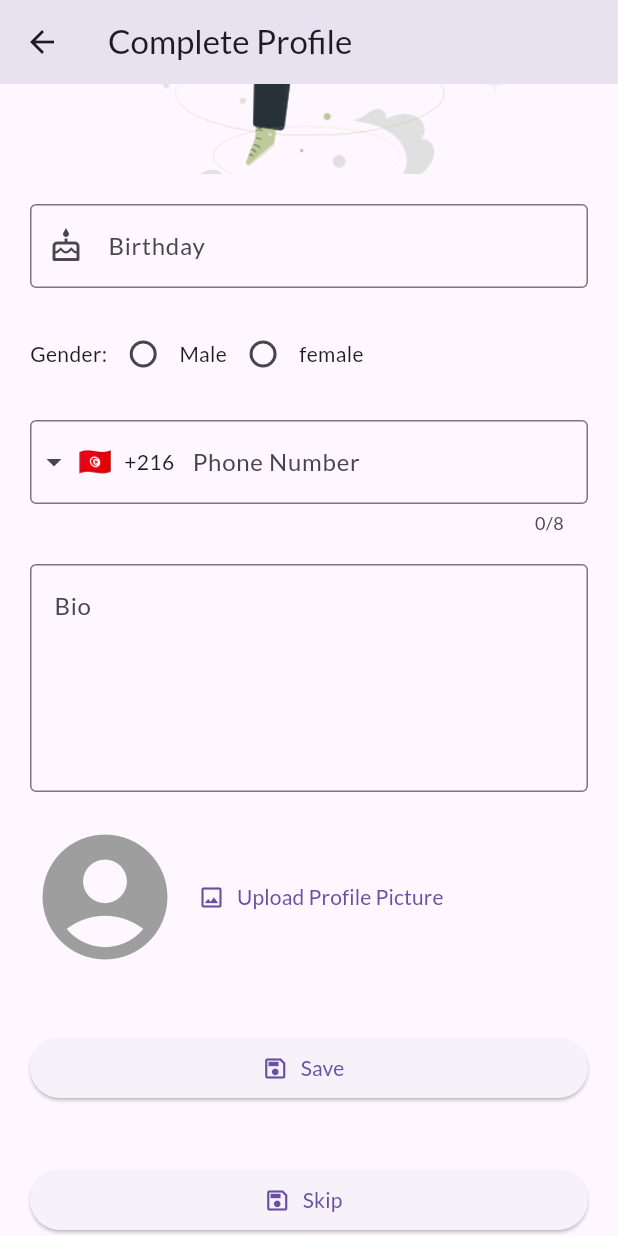
After one commit to X9Yovix/eventgate-mobile, a Flutter app: the CompleteProfileScreen screen opened by its route, scrolled down 309 dp, after a tap on "Save", on a phone screen of 412 x 824 dp. The commit adds this screen. Run offline on Flutter 3.47's test engine with Material 3 defaults, Android fonts, the light colour scheme and no system bars; drawn by our look-alikes of intl_phone_field; our stand-ins replace file_picker, google_fonts, shared_preferences, toastification; accounts and stored records are empty.

Commit message:
stage changes: complete profile

```diff
--- /dev/null
+++ b/devtools_options.yaml
@@ -0,0 +1,3 @@
+description: This file stores settings for Dart & Flutter DevTools.
+documentation: https://docs.flutter.dev/tools/devtools/extensions#configure-extension-enablement-states
+extensions:
--- a/lib/controller/auth.dart
+++ b/lib/controller/auth.dart
@@ -1,3 +1,5 @@
+import 'dart:io';
+
 import 'package:eventgate_flutter/model/token.dart';
 import 'package:eventgate_flutter/model/user.dart';
 import 'package:eventgate_flutter/service/auth.dart';
@@ -11,12 +13,14 @@ class AuthController {
   User? _user;
   Profile? _profile;
   Token? _token;
+
   String? _message;
   String? _error;
 
   User? getUser() => _user;
   Profile? getProfile() => _profile;
   Token? getToken() => _token;
+
   String? getMessage() => _message;
   String? getError() => _error;
   void setMessage(String? message) => _message = message;
@@ -88,4 +92,47 @@ class AuthController {
       _error = 'Internal server error';
     }
   }
+
+  Future<void> completeProfile(Profile profile, File? image) async {
+    try {
+      var response = await authService.completeProfile(profile, image);
+
+      if (response != null) {
+        if (response['error'] != null) {
+          _error = response['error'];
+          return;
+        }
+
+        if (response['data'] != null) {
+          _message = response['data']['message'];
+          return;
+        }
+      }
+    } catch (e) {
+      debugPrint('Error: $e');
+      _error = 'Internal server error';
+    }
+  }
+
+  Future<void> skipCompleteProfile(Token? tokens) async {
+    try {
+      debugPrint('he: start controller');
+      var response = await authService.skipCompleteProfile(tokens);
+      debugPrint('he: controller $response');
+      if (response != null) {
+        if (response['error'] != null) {
+          _error = response['error'];
+          return;
+        }
+
+        if (response['data'] != null) {
+          _message = response['data']['message'];
+          return;
+        }
+      }
+    } catch (e) {
+      debugPrint('Error: $e');
+      _error = 'Internal server error';
+    }
+  }
 }
--- a/lib/main.dart
+++ b/lib/main.dart
@@ -1,4 +1,5 @@
 import 'package:eventgate_flutter/utils/auth_provider.dart';
+import 'package:eventgate_flutter/view/complete_profile_screen.dart';
 import 'package:eventgate_flutter/view/landing_screen.dart';
 import 'package:eventgate_flutter/view/auth_screen.dart';
 import 'package:eventgate_flutter/view/main_screen.dart';
@@ -42,6 +43,7 @@ class MyApp extends StatelessWidget {
       ),
       routes: {
         '/auth': (context) => const AuthScreen(),
+        '/complete-profile': (context) => const CompleteProfileScreen(),
       },
       // theme: ThemeData(
       //  colorScheme: ColorScheme.fromSeed(seedColor: Colors.deepPurple),
--- a/lib/model/user.dart
+++ b/lib/model/user.dart
@@ -60,4 +60,16 @@ class Profile {
       skipIsProfileComplete: json['skip_is_profile_complete'],
     );
   }
+
+  Map<String, dynamic> toJson() {
+    return {
+      'birth_date': birthDate,
+      'gender': gender,
+      'phone_number': phoneNumber,
+      'bio': bio,
+      "profile_picture": profilePicture,
+      "is_profile_complete": isProfileComplete,
+      "skip_is_profile_complete": skipIsProfileComplete
+    };
+  }
 }
--- a/lib/service/auth.dart
+++ b/lib/service/auth.dart
@@ -1,4 +1,6 @@
 import 'dart:convert';
+import 'dart:io';
+import 'package:eventgate_flutter/model/token.dart';
 import 'package:eventgate_flutter/model/user.dart';
 import 'package:eventgate_flutter/utils/auth_provider.dart';
 import 'package:flutter/material.dart';
@@ -57,8 +59,6 @@ class AuthService {
 
   Future<Map<String, dynamic>?> logout(String access, String refresh) async {
     final url = Uri.parse('$baseUrl/logout');
-
-
     final headers = {
       'Content-Type': 'application/json',
       'Authorization': 'Bearer $access',
@@ -83,4 +83,62 @@ class AuthService {
       );
     }
   }
+
+  Future<Map<String, dynamic>?> completeProfile(
+      Profile profile, File? image) async {
+    final url = Uri.parse('$baseUrl/complete-profile');
+    final headers = {
+      'Content-Type': 'application/json',
+      'Authorization': 'Bearer ${authProvider.token!.access}',
+    };
+    //final body = jsonEncode({'refresh': refresh});
+
+    final response = await http.post(
+      url,
+      headers: headers,
+      //body: body,
+    );
+
+    final data = jsonDecode(response.body);
+    if (response.statusCode == 201) {
+      return {'data': data};
+    } else if (response.statusCode == 400) {
+      debugPrint(data['error']);
+      return {'error': data['error']};
+    } else {
+      throw Exception(
+        'Failed to logout: ${response.statusCode}, ${response.body}',
+      );
+    }
+  }
+
+  Future<Map<String, dynamic>?> skipCompleteProfile(Token? tokens) async {
+    debugPrint('Starting skipCompleteProfile service with access token');
+    if (tokens == null) {
+      debugPrint('Token is null');
+      return {'error': 'Token is null'};
+    }
+    final url = Uri.parse('$baseUrl/skip-complete-profile');
+    final headers = {
+      'Content-Type': 'application/json',
+      'Authorization': 'Bearer ${tokens.access}',
+    };
+
+    final response = await http.patch(
+      url,
+      headers: headers,
+    );
+
+    final data = jsonDecode(response.body);
+    if (response.statusCode == 200) {
+      return {'data': data};
+    } else if (response.statusCode == 400) {
+      debugPrint(data['error']);
+      return {'error': data['error']};
+    } else {
+      throw Exception(
+        'Failed to complete profile: ${response.statusCode}, ${response.body}',
+      );
+    }
+  }
 }
--- a/lib/utils/auth_provider.dart
+++ b/lib/utils/auth_provider.dart
@@ -17,18 +17,20 @@ class AuthProvider with ChangeNotifier {
 
   bool get isAuthenticated => _isAuthenticated;
 
-  Future<bool> login(User? user, Token? token) async {
-    if (user == null || token == null) {
+  Future<bool> login(User? user, Profile? profile, Token? token) async {
+    if (user == null || token == null || profile == null) {
       return false;
     }
 
     _isAuthenticated = true;
     _user = user;
+    _profile = profile;
     _token = token;
 
     SharedPreferences prefs = await SharedPreferences.getInstance();
     await prefs.setBool('isAuthenticated', true);
     await prefs.setString('user', jsonEncode(user.toJson()));
+    await prefs.setString('profile', jsonEncode(profile.toJson()));
     await prefs.setString('token', jsonEncode(token.toJson()));
     notifyListeners();
     return true;
@@ -37,6 +39,7 @@ class AuthProvider with ChangeNotifier {
   Future<void> logout() async {
     _isAuthenticated = false;
     _user = null;
+    _profile = null;
     _token = null;
 
     SharedPreferences prefs = await SharedPreferences.getInstance();
@@ -50,10 +53,15 @@ class AuthProvider with ChangeNotifier {
     _isAuthenticated = prefs.getBool('isAuthenticated') ?? false;
     debugPrint('isAuthenticated: $_isAuthenticated');
     String? userJson = prefs.getString('user');
+    String? profileJson = prefs.getString('profile');
     String? tokenJson = prefs.getString('token');
 
-    if (_isAuthenticated && userJson != null && tokenJson != null) {
+    if (_isAuthenticated &&
+        userJson != null &&
+        profileJson != null &&
+        tokenJson != null) {
       _user = User.fromJson(jsonDecode(userJson));
+      _profile = Profile.fromJson(jsonDecode(profileJson));
       _token = Token.fromJson(jsonDecode(tokenJson));
     }
 
--- /dev/null
+++ b/lib/view/complete_profile_screen.dart
@@ -0,0 +1,307 @@
+import 'package:eventgate_flutter/controller/auth.dart';
+import 'package:eventgate_flutter/model/token.dart';
+import 'package:eventgate_flutter/model/user.dart';
+import 'package:eventgate_flutter/utils/app_utils.dart';
+import 'package:eventgate_flutter/utils/auth_provider.dart';
+import 'package:flutter/material.dart';
+import 'package:file_picker/file_picker.dart';
+import 'package:provider/provider.dart';
+import 'dart:io';
+import 'package:intl_phone_field/intl_phone_field.dart';
+
+class CompleteProfileScreen extends StatefulWidget {
+  const CompleteProfileScreen({super.key});
+
+  @override
+  State<CompleteProfileScreen> createState() => _CompleteProfileScreenState();
+}
+
+class _CompleteProfileScreenState extends State<CompleteProfileScreen> {
+  final AuthController _authController = AuthController();
+
+  final TextEditingController _birthDateController = TextEditingController();
+  final TextEditingController _phoneNumberController = TextEditingController();
+  final TextEditingController _bioController = TextEditingController();
+
+  final _completeProfileFormKey = GlobalKey<FormState>();
+  bool _isLoading = false;
+  String? _gender;
+  File? _profileImage;
+
+  DateTime _birthDateState =
+      DateTime.now().subtract(const Duration(days: 365 * 18));
+
+  String? _selectedCountryCode = '+216';
+
+  @override
+  void dispose() {
+    _birthDateController.dispose();
+    _phoneNumberController.dispose();
+    _bioController.dispose();
+    super.dispose();
+  }
+
+  Future<void> _selectDate(BuildContext context) async {
+    final DateTime? picked = await showDatePicker(
+      context: context,
+      initialDate: _birthDateState,
+      firstDate: DateTime(1900),
+      lastDate: DateTime.now().subtract(const Duration(days: 365 * 18)),
+    );
+    if (picked != null) {
+      setState(() {
+        _birthDateController.text = "${picked.toLocal()}".split(' ')[0];
+        _birthDateState = picked.toLocal();
+      });
+    }
+  }
+
+  Future<void> _pickImage() async {
+    final result = await FilePicker.platform.pickFiles(
+      type: FileType.image,
+      allowMultiple: false,
+    );
+
+    if (result != null) {
+      setState(() {
+        _profileImage = File(result.files.single.path!);
+      });
+    }
+  }
+
+  void _skipCompleteProfile(AuthProvider value, context) async {
+    try {
+      setState(() {
+        _isLoading = true;
+      });
+      debugPrint('he: skin view');
+      Token tokens = Token(
+        access: value.token!.access,
+        refresh: value.token!.refresh,
+      );
+      await _authController.skipCompleteProfile(tokens);
+      debugPrint('he: after skin view');
+      AppUtils.showToast(context, _authController.getMessage()!, 'success');
+    } catch (error) {
+      AppUtils.showToast(context, _authController.getError()!, 'error');
+    } finally {
+      setState(() {
+        _isLoading = false;
+      });
+      _authController.setMessage(null);
+      _authController.setError(null);
+    }
+  }
+
+  void _completeProfile(context) async {
+    try {
+      setState(() {
+        _isLoading = true;
+      });
+
+      if (_completeProfileFormKey.currentState!.validate()) {
+        final birthDate = _birthDateController.text;
+        final bio = _bioController.text;
+        final fullPhoneNumber =
+            '$_selectedCountryCode${_phoneNumberController.text}';
+
+        Profile profile = Profile(
+            birthDate: birthDate,
+            bio: bio,
+            phoneNumber: fullPhoneNumber,
+            gender: _gender,
+            profilePicture: null,
+            isProfileComplete: true,
+            skipIsProfileComplete: true);
+        await _authController.completeProfile(profile, _profileImage);
+      }
+    } catch (error) {
+      AppUtils.showToast(context, _authController.getError()!, 'error');
+    } finally {
+      setState(() {
+        _isLoading = false;
+      });
+      _authController.setMessage(null);
+      _authController.setError(null);
+    }
+  }
+
+  @override
+  Widget build(BuildContext context) {
+    return Consumer<AuthProvider>(
+      builder: (context, value, child) => Scaffold(
+        appBar: AppBar(
+          title: const Text('Complete Profile'),
+        ),
+        body: SingleChildScrollView(
+          child: Center(
+            child: Column(
+              children: [
+                const SizedBox(height: 20),
+                const Text(
+                  "Complete your profile to get started",
+                  style: TextStyle(
+                      color: Color.fromARGB(255, 0, 0, 0),
+                      fontSize: 20,
+                      fontWeight: FontWeight.bold),
+                ),
+                const SizedBox(height: 20),
+                Padding(
+                  padding: const EdgeInsets.symmetric(horizontal: 20),
+                  child: ClipRRect(
+                    borderRadius: BorderRadius.circular(15.0),
+                    child: Image.asset(
+                      "assets/images/complete_data.png",
+                      width: double.infinity,
+                      height: 300,
+                      fit: BoxFit.cover,
+                      semanticLabel: "Complete Profile Image",
+                    ),
+                  ),
+                ),
+                const SizedBox(height: 20),
+                Padding(
+                  padding: const EdgeInsets.symmetric(horizontal: 20),
+                  child: Form(
+                    key: _completeProfileFormKey,
+                    child: Column(
+                      crossAxisAlignment: CrossAxisAlignment.stretch,
+                      children: [
+                        TextFormField(
+                          controller: _birthDateController,
+                          readOnly: true,
+                          onTap: () => _selectDate(context),
+                          decoration: const InputDecoration(
+                            labelText: 'Birthday',
+                            border: OutlineInputBorder(),
+                            prefixIcon: Icon(Icons.cake_outlined),
+                          ),
+                        ),
+                        const SizedBox(height: 20),
+                        Row(
+                          children: [
+                            const Text("Gender:"),
+                            Radio<String>(
+                              value: 'male',
+                              groupValue: _gender,
+                              onChanged: (value) {
+                                setState(() {
+                                  _gender = value;
+                                });
+                              },
+                            ),
+                            const Text("Male"),
+                            Radio<String>(
+                              value: 'female',
+                              groupValue: _gender,
+                              onChanged: (value) {
+                                setState(() {
+                                  _gender = value;
+                                });
+                              },
+                            ),
+                            const Text("female"),
+                          ],
+                        ),
+                        const SizedBox(height: 20),
+                        IntlPhoneField(
+                          controller: _phoneNumberController,
+                          decoration: const InputDecoration(
+                            labelText: 'Phone Number',
+                            border: OutlineInputBorder(),
+                          ),
+                          initialCountryCode: 'TN',
+                          onCountryChanged: (country) {
+                            // Update selected country code when changed
+                            setState(() {
+                              _selectedCountryCode = '+${country.dialCode}';
+                            });
+                          },
+                          /* onChanged: (phone) {
+
+                          },
+                           */
+                        ),
+                        const SizedBox(height: 20),
+                        TextFormField(
+                          controller: _bioController,
+                          maxLines: 5,
+                          decoration: const InputDecoration(
+                            labelText: 'Bio',
+                            border: OutlineInputBorder(),
+                            alignLabelWithHint: true,
+                          ),
+                        ),
+                        const SizedBox(height: 20),
+                        Row(
+                          children: [
+                            _profileImage != null
+                                ? Container(
+                                    width: 100,
+                                    height: 100,
+                                    decoration: BoxDecoration(
+                                      shape: BoxShape.circle,
+                                      image: DecorationImage(
+                                        image: FileImage(_profileImage!),
+                                        fit: BoxFit.cover,
+                                      ),
+                                    ),
+                                  )
+                                : const Icon(
+                                    Icons.account_circle,
+                                    size: 100,
+                                    color: Colors.grey,
+                                  ),
+                            TextButton.icon(
+                              onPressed: _pickImage,
+                              icon: const Icon(Icons.image_outlined),
+                              label: const Text("Upload Profile Picture"),
+                            ),
+                          ],
+                        ),
+                        const SizedBox(height: 40),
+                        ElevatedButton.icon(
+                          onPressed: _isLoading
+                              ? null
+                              : () => _completeProfile(context),
+                          icon: _isLoading
+                              ? const SizedBox(
+                                  width: 20,
+                                  height: 20,
+                                  child: CircularProgressIndicator(
+                                    color: Colors.white,
+                                    strokeWidth: 2,
+                                  ),
+                                )
+                              : const Icon(Icons.save_outlined),
+                          label: Text(_isLoading ? 'Saving...' : 'Save'),
+                        ),
+                        const SizedBox(height: 40),
+                        ElevatedButton.icon(
+                          onPressed: _isLoading
+                              ? null
+                              : () => _skipCompleteProfile(value, context),
+                          icon: _isLoading
+                              ? const SizedBox(
+                                  width: 20,
+                                  height: 20,
+                                  child: CircularProgressIndicator(
+                                    color: Colors.white,
+                                    strokeWidth: 2,
+                                  ),
+                                )
+                              : const Icon(Icons.save_outlined),
+                          label: Text(_isLoading ? 'Skipping...' : 'Skip'),
+                        ),
+                      ],
+                    ),
+                  ),
+                ),
+              ],
+            ),
+          ),
+        ),
+      ),
+    );
+  }
+}
--- a/lib/view/landing_screen.dart
+++ b/lib/view/landing_screen.dart
@@ -34,7 +34,7 @@ class LandingScreen extends StatelessWidget {
             ),
             const SizedBox(height: 20),
             Expanded(
-              child: Container(
+              child: SizedBox(
                 width: double.infinity,
                 child: Column(
                   children: [
--- a/pubspec.yaml
+++ b/pubspec.yaml
@@ -35,6 +35,8 @@ dependencies:
   toastification: ^2.3.0
   provider: ^6.1.2
   shared_preferences: ^2.3.3
+  intl_phone_field: ^3.1.0
+  file_picker: ^8.1.4
 
 
   # The following adds the Cupertino Icons font to your application.
```
Also changed, not shown: lib/view/auth/login_form.dart (+19 -3 lines), assets/images/complete_data.png (added), pubspec.lock.
